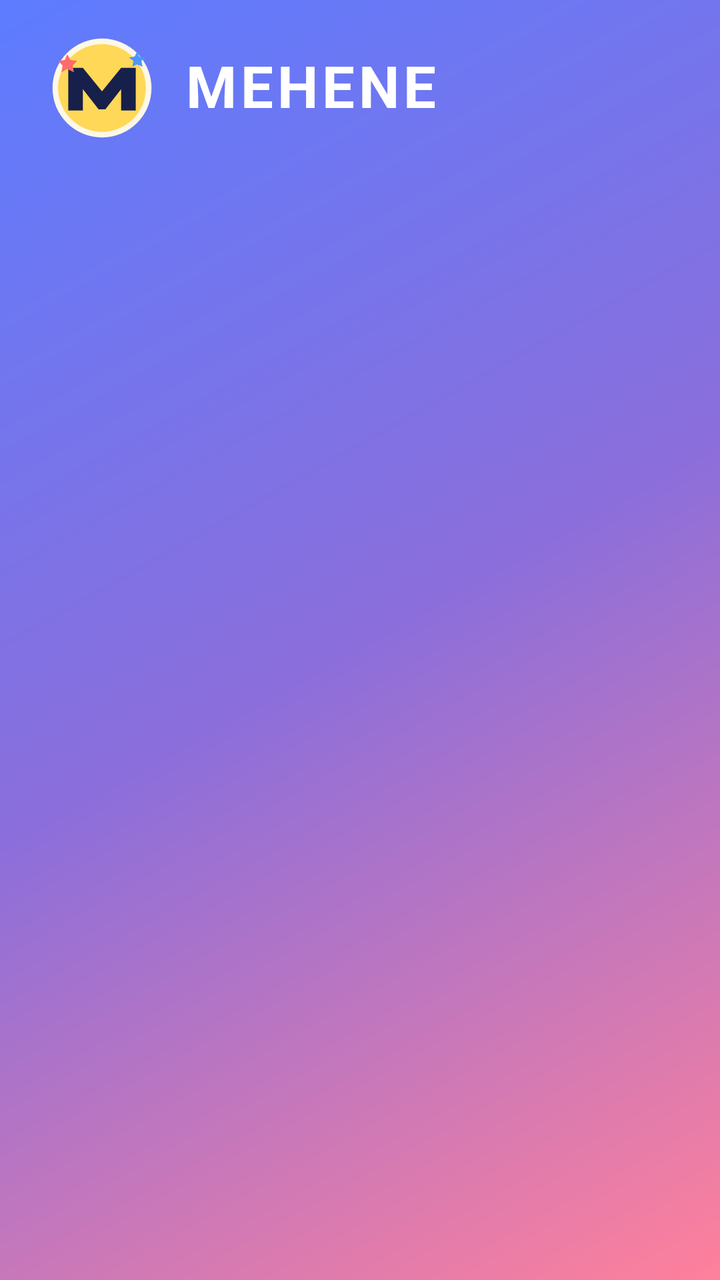
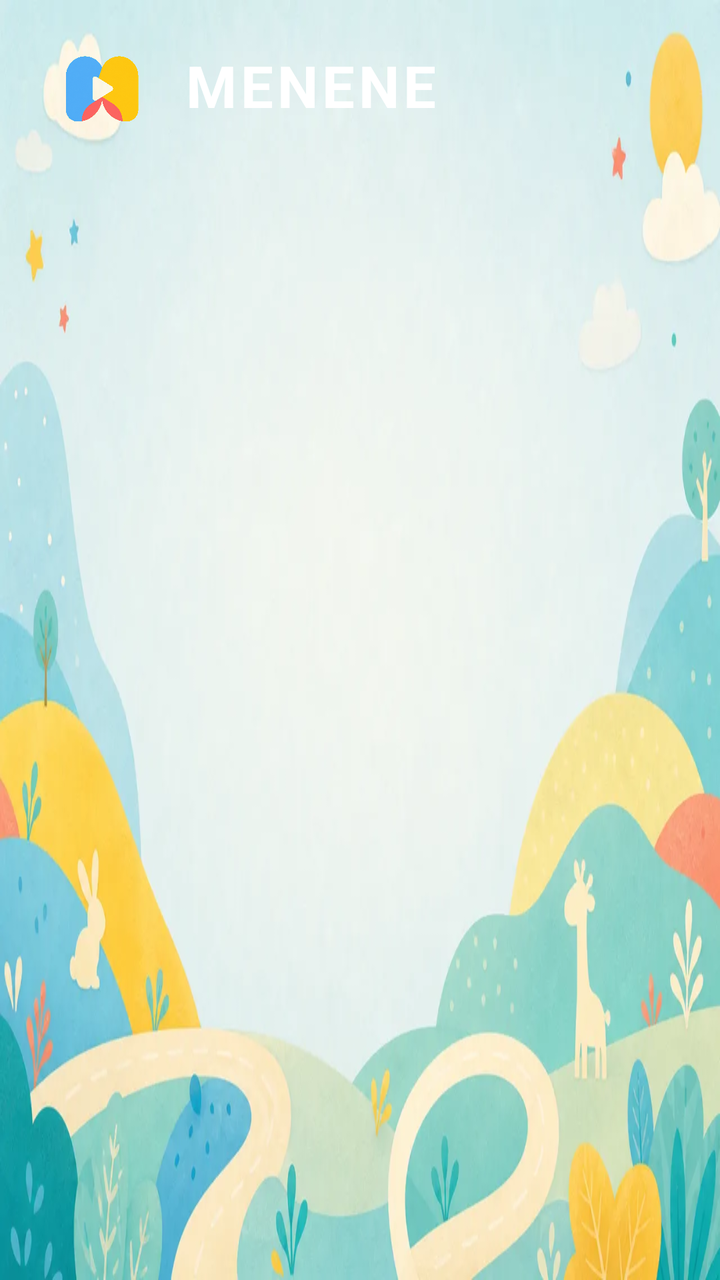

Screens rendered from an Android XML layout before and after an edit, with the pre-edit source and the edit as a unified diff.
<!-- AndroidManifest.xml: application theme Theme.Mehene.Starting -->
<!-- res/layout/activity_main.xml -->
<?xml version="1.0" encoding="utf-8"?>
<FrameLayout xmlns:android="http://schemas.android.com/apk/res/android"
    android:id="@+id/root"
    android:layout_width="match_parent"
    android:layout_height="match_parent"
    android:background="@drawable/bg_main">

    <LinearLayout
        android:layout_width="match_parent"
        android:layout_height="match_parent"
        android:orientation="vertical"
        android:paddingStart="22dp"
        android:paddingTop="12dp"
        android:paddingEnd="22dp"
        android:paddingBottom="14dp">

        <LinearLayout
            android:layout_width="match_parent"
            android:layout_height="64dp"
            android:gravity="center_vertical"
            android:orientation="horizontal">

            <ImageView
                android:id="@+id/logo"
                android:layout_width="58dp"
                android:layout_height="58dp"
                android:contentDescription="@string/app_name"
                android:padding="2dp"
                android:src="@drawable/ic_mehene_logo" />

            <TextView
                android:layout_width="wrap_content"
                android:layout_height="wrap_content"
                android:layout_marginStart="12dp"
                android:fontFamily="sans-serif-rounded"
                android:includeFontPadding="false"
                android:letterSpacing="0.07"
                android:text="@string/home_title"
                android:textColor="@color/mehene_white"
                android:textSize="29sp"
                android:textStyle="bold" />
        </LinearLayout>

        <LinearLayout
            android:id="@+id/premiumActions"
            android:layout_width="match_parent"
            android:layout_height="104dp"
            android:layout_marginTop="6dp"
            android:baselineAligned="false"
            android:orientation="horizontal"
            android:visibility="gone">

            <LinearLayout
                android:id="@+id/tvCard"
                android:layout_width="0dp"
                android:layout_height="match_parent"
                android:layout_marginEnd="7dp"
                android:layout_weight="1"
                android:background="@drawable/bg_hero_tv"
                android:clickable="true"
                android:elevation="8dp"
                android:focusable="true"
                android:gravity="center_vertical"
                android:orientation="vertical"
                android:padding="18dp">

                <TextView
                    android:layout_width="wrap_content"
                    android:layout_height="wrap_content"
                    android:fontFamily="sans-serif-rounded"
                    android:text="@string/start_mehene_tv"
                    android:textColor="@color/mehene_white"
                    android:textSize="22sp"
                    android:textStyle="bold" />

                <TextView
                    android:id="@+id/tvSubtitle"
                    android:layout_width="match_parent"
                    android:layout_height="wrap_content"
                    android:layout_marginTop="5dp"
                    android:ellipsize="end"
                    android:maxLines="1"
                    android:textColor="@color/mehene_white_88"
                    android:textSize="14sp" />
            </LinearLayout>

            <LinearLayout
                android:id="@+id/continueCard"
                android:layout_width="0dp"
                android:layout_height="match_parent"
                android:layout_marginStart="7dp"
                android:layout_weight="1"
                android:background="@drawable/bg_hero_continue"
                android:clickable="true"
                android:elevation="8dp"
                android:focusable="true"
                android:gravity="center_vertical"
                android:orientation="vertical"
                android:padding="18dp">

                <TextView
                    android:layout_width="wrap_content"
                    android:layout_height="wrap_content"
                    android:fontFamily="sans-serif-rounded"
                    android:text="@string/continue_watching"
                    android:textColor="@color/mehene_ink"
                    android:textSize="18sp"
                    android:textStyle="bold" />

                <TextView
                    android:id="@+id/continueTitle"
                    android:layout_width="match_parent"
                    android:layout_height="wrap_content"
                    android:layout_marginTop="5dp"
                    android:ellipsize="end"
                    android:maxLines="2"
                    android:textColor="@color/mehene_ink"
                    android:textSize="16sp"
                    android:textStyle="bold" />
            </LinearLayout>
        </LinearLayout>

        <androidx.recyclerview.widget.RecyclerView
            android:id="@+id/seriesList"
            android:layout_width="match_parent"
            android:layout_height="0dp"
            android:layout_marginTop="8dp"
            android:layout_weight="1"
            android:clipToPadding="false"
            android:overScrollMode="never"
            android:paddingBottom="8dp" />
    </LinearLayout>

    <LinearLayout
        android:id="@+id/emptyPanel"
        android:layout_width="460dp"
        android:layout_height="wrap_content"
        android:layout_gravity="center"
        android:background="@drawable/bg_empty_panel"
        android:elevation="12dp"
        android:gravity="center"
        android:orientation="vertical"
        android:visibility="gone">

        <ImageView
            android:layout_width="54dp"
            android:layout_height="54dp"
            android:contentDescription="@null"
            android:src="@drawable/ic_folder" />

        <TextView
            android:id="@+id/emptyTitle"
            android:layout_width="wrap_content"
            android:layout_height="wrap_content"
            android:layout_marginTop="12dp"
            android:fontFamily="sans-serif-rounded"
            android:gravity="center"
            android:textColor="@color/mehene_ink"
            android:textSize="25sp"
            android:textStyle="bold" />

        <TextView
            android:id="@+id/emptyMessage"
            android:layout_width="match_parent"
            android:layout_height="wrap_content"
            android:layout_marginTop="8dp"
            android:gravity="center"
            android:lineSpacingExtra="2dp"
            android:textColor="@color/mehene_ink_70"
            android:textSize="16sp" />

        <Button
            android:id="@+id/setupButton"
            android:layout_width="wrap_content"
            android:layout_height="58dp"
            android:layout_marginTop="18dp"
            android:background="@drawable/bg_button_primary"
            android:minWidth="220dp"
            android:text="@string/setup_library"
            android:textAllCaps="false"
            android:textColor="@color/mehene_ink"
            android:textSize="17sp"
            android:textStyle="bold"
            android:visibility="gone" />
    </LinearLayout>

    <ProgressBar
        android:id="@+id/loading"
        style="?android:attr/progressBarStyleLarge"
        android:layout_width="64dp"
        android:layout_height="64dp"
        android:layout_gravity="center"
        android:indeterminateTint="@color/mehene_yellow"
        android:visibility="gone" />
</FrameLayout>
<!-- resources referenced by this layout -->
<resources>
  <color name="mehene_ink">#17204A</color>
  <color name="mehene_ink_70">#B317204A</color>
  <color name="mehene_white">#FFFFFFFF</color>
  <color name="mehene_white_88">#E0FFFFFF</color>
  <color name="mehene_yellow">#FFD858</color>
  <!-- drawable bg_empty_panel (drawable) -->
  <?xml version="1.0" encoding="utf-8"?>
  <shape xmlns:android="http://schemas.android.com/apk/res/android" android:shape="rectangle">
      <corners android:radius="28dp" />
      <solid android:color="#EFFFFFFF" />
      <stroke android:width="2dp" android:color="#55FFFFFF" />
      <padding android:left="34dp" android:top="28dp" android:right="34dp" android:bottom="28dp" />
  </shape>
  <!-- drawable bg_hero_continue (drawable) -->
  <?xml version="1.0" encoding="utf-8"?>
  <shape xmlns:android="http://schemas.android.com/apk/res/android" android:shape="rectangle">
      <corners android:radius="24dp" />
      <gradient android:angle="0" android:startColor="#FFE37B" android:endColor="#FFB85D" />
  </shape>
  <!-- drawable bg_hero_tv (drawable) -->
  <?xml version="1.0" encoding="utf-8"?>
  <shape xmlns:android="http://schemas.android.com/apk/res/android" android:shape="rectangle">
      <corners android:radius="24dp" />
      <gradient android:angle="0" android:startColor="#273AAE" android:endColor="#6B48D7" />
      <stroke android:width="1dp" android:color="#45FFFFFF" />
  </shape>
  <!-- drawable bg_main (drawable) -->
  <?xml version="1.0" encoding="utf-8"?>
  <shape xmlns:android="http://schemas.android.com/apk/res/android" android:shape="rectangle">
      <gradient android:angle="315" android:startColor="#5D7CFF" android:centerColor="#8B6EDB" android:endColor="#FF809B" />
  </shape>
  <!-- drawable ic_folder (drawable) -->
  <?xml version="1.0" encoding="utf-8"?>
  <vector xmlns:android="http://schemas.android.com/apk/res/android"
      android:width="42dp" android:height="42dp"
      android:viewportWidth="24" android:viewportHeight="24">
      <path android:fillColor="#17204A" android:pathData="M10,4H4C2.9,4 2,4.9 2,6V18C2,19.1 2.9,20 4,20H20C21.1,20 22,19.1 22,18V8C22,6.9 21.1,6 20,6H12Z" />
  </vector>
  <!-- drawable ic_mehene_logo (drawable) -->
  <?xml version="1.0" encoding="utf-8"?>
  <vector xmlns:android="http://schemas.android.com/apk/res/android"
      android:width="96dp"
      android:height="96dp"
      android:viewportWidth="96"
      android:viewportHeight="96">
      <path
          android:fillColor="#FFF8E7"
          android:pathData="M48,4A44,44 0,1 0,48 92A44,44 0,1 0,48 4" />
      <path
          android:fillColor="#FFD858"
          android:pathData="M48,9A39,39 0,1 0,48 87A39,39 0,1 0,48 9" />
      <path
          android:fillColor="#17204A"
          android:pathData="M18,68L18,30L31,30L48,51L65,30L78,30L78,68L65,68L65,49L51,67L45,67L31,49L31,68Z" />
      <path
          android:fillColor="#FF6B6B"
          android:pathData="M17,18L20,23L26,24L22,28L23,34L17,31L12,34L13,28L9,24L15,23Z" />
      <path
          android:fillColor="#4D96FF"
          android:pathData="M79,16L81,20L86,21L83,24L84,29L79,27L75,29L76,24L72,21L77,20Z" />
  </vector>
  <string name="app_name">Mehene</string>
  <string name="continue_watching">Continuă</string>
  <string name="home_title">MEHENE</string>
  <string name="setup_library">Configurează biblioteca</string>
  <string name="start_mehene_tv">▶ MEHENE TV</string>
  <style name="Theme.Mehene.Starting" parent="Theme.SplashScreen">
          <item name="windowSplashScreenBackground">@color/mehene_yellow</item>
          <item name="windowSplashScreenAnimatedIcon">@drawable/ic_mehene_logo</item>
          <item name="postSplashScreenTheme">@style/Theme.Mehene</item>
      </style>
  <!-- unchanged entries left out for length: 2 -->
</resources>

<!-- the commit's change to res/layout/activity_main.xml (unified diff, before → after) -->
@@ -3,7 +3,7 @@
     android:id="@+id/root"
     android:layout_width="match_parent"
     android:layout_height="match_parent"
-    android:background="@drawable/bg_main">
+    android:background="@drawable/menene_bg_main">
 
     <LinearLayout
         android:layout_width="match_parent"
@@ -26,7 +26,7 @@
                 android:layout_height="58dp"
                 android:contentDescription="@string/app_name"
                 android:padding="2dp"
-                android:src="@drawable/ic_mehene_logo" />
+                android:src="@drawable/menene_logo" />
 
             <TextView
                 android:layout_width="wrap_content"
<!-- resource entries referenced after the edit -->
@@ -26,11 +26,6 @@
       <gradient android:angle="0" android:startColor="#273AAE" android:endColor="#6B48D7" />
       <stroke android:width="1dp" android:color="#45FFFFFF" />
   </shape>
-  <!-- drawable bg_main (drawable) -->
-  <?xml version="1.0" encoding="utf-8"?>
-  <shape xmlns:android="http://schemas.android.com/apk/res/android" android:shape="rectangle">
-      <gradient android:angle="315" android:startColor="#5D7CFF" android:centerColor="#8B6EDB" android:endColor="#FF809B" />
-  </shape>
   <!-- drawable ic_folder (drawable) -->
   <?xml version="1.0" encoding="utf-8"?>
   <vector xmlns:android="http://schemas.android.com/apk/res/android"
@@ -38,37 +33,16 @@
       android:viewportWidth="24" android:viewportHeight="24">
       <path android:fillColor="#17204A" android:pathData="M10,4H4C2.9,4 2,4.9 2,6V18C2,19.1 2.9,20 4,20H20C21.1,20 22,19.1 22,18V8C22,6.9 21.1,6 20,6H12Z" />
   </vector>
-  <!-- drawable ic_mehene_logo (drawable) -->
-  <?xml version="1.0" encoding="utf-8"?>
-  <vector xmlns:android="http://schemas.android.com/apk/res/android"
-      android:width="96dp"
-      android:height="96dp"
-      android:viewportWidth="96"
-      android:viewportHeight="96">
-      <path
-          android:fillColor="#FFF8E7"
-          android:pathData="M48,4A44,44 0,1 0,48 92A44,44 0,1 0,48 4" />
-      <path
-          android:fillColor="#FFD858"
-          android:pathData="M48,9A39,39 0,1 0,48 87A39,39 0,1 0,48 9" />
-      <path
-          android:fillColor="#17204A"
-          android:pathData="M18,68L18,30L31,30L48,51L65,30L78,30L78,68L65,68L65,49L51,67L45,67L31,49L31,68Z" />
-      <path
-          android:fillColor="#FF6B6B"
-          android:pathData="M17,18L20,23L26,24L22,28L23,34L17,31L12,34L13,28L9,24L15,23Z" />
-      <path
-          android:fillColor="#4D96FF"
-          android:pathData="M79,16L81,20L86,21L83,24L84,29L79,27L75,29L76,24L72,21L77,20Z" />
-  </vector>
-  <string name="app_name">Mehene</string>
+  <!-- drawable menene_bg_main: webp bitmap (drawable-nodpi, 35552 bytes) -->
+  <!-- drawable menene_logo: png bitmap (drawable-nodpi, 421360 bytes) -->
+  <string name="app_name">Menene</string>
   <string name="continue_watching">Continuă</string>
-  <string name="home_title">MEHENE</string>
+  <string name="home_title">MENENE</string>
   <string name="setup_library">Configurează biblioteca</string>
-  <string name="start_mehene_tv">▶ MEHENE TV</string>
+  <string name="start_mehene_tv">▶ MENENE TV</string>
   <style name="Theme.Mehene.Starting" parent="Theme.SplashScreen">
           <item name="windowSplashScreenBackground">@color/mehene_yellow</item>
-          <item name="windowSplashScreenAnimatedIcon">@drawable/ic_mehene_logo</item>
+          <item name="windowSplashScreenAnimatedIcon">@drawable/menene_logo</item>
           <item name="postSplashScreenTheme">@style/Theme.Mehene</item>
       </style>
   <!-- unchanged entries left out for length: 2 -->
